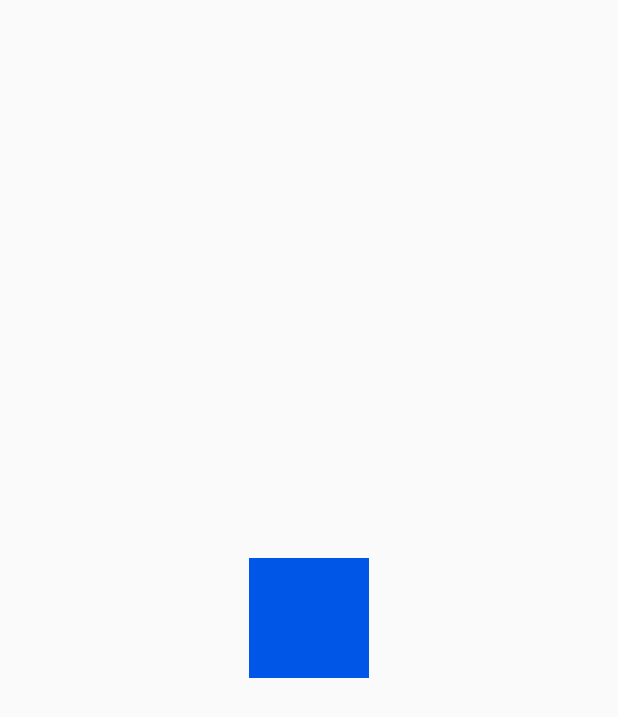
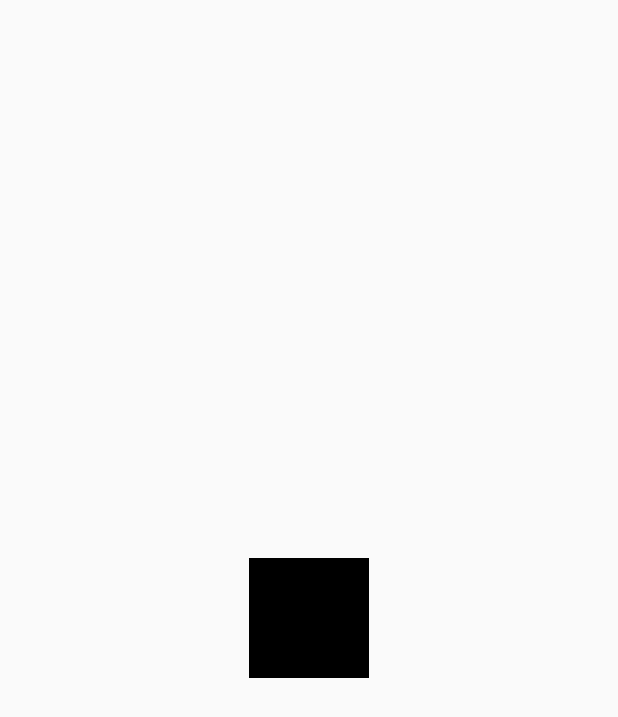
Before and after one commit to devgabrielsborges/Exacuity, an Android app: the layout grid_item.xml on its own in the app's theme, with its tools: preview values and no code run, on a phone screen of 412 x 824 dp. Shown: the top 717 px of the screen. Run offline under Robolectric (Android 15) with nearby library versions, the light colour scheme and no system bars.

Commit message:
fix: update grid item background color to black for better visibility

```diff
--- a/app/src/main/res/drawable/grid_item_background.xml
+++ b/app/src/main/res/drawable/grid_item_background.xml
@@ -5,7 +5,7 @@
                android:insetTop="10dp"
                android:insetBottom="10dp">
             <shape android:shape="rectangle">
-                <solid android:color="#0057E7"/>
+                <solid android:color="#000"/>
             </shape>
         </inset>
     </item>
```
